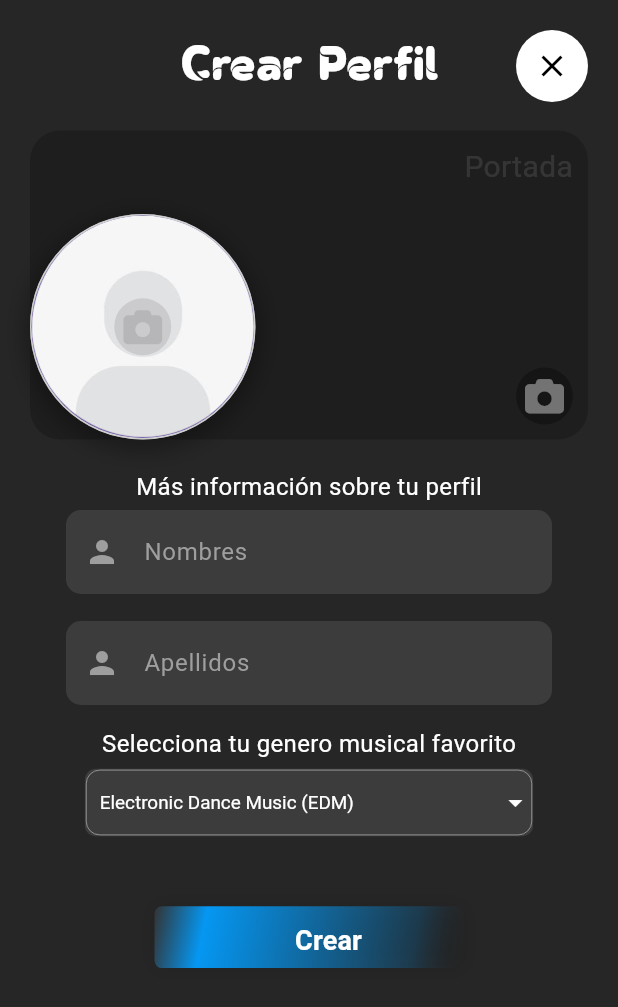
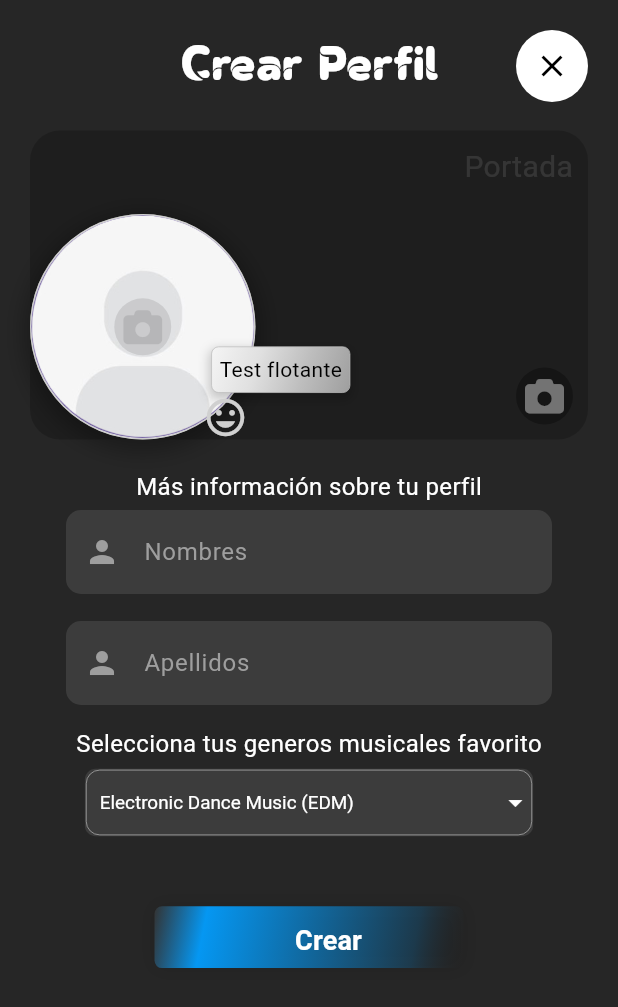
Before and after one commit to victorardila/beatconnect-nextgen-newui, a Flutter app: the ProfileView screen opened directly with empty values, on a phone screen of 412 x 824 dp. Shown: the top 1007 px of the screen. Run offline on Flutter 3.47's test engine with Material 3 defaults, Android fonts, the phone set to English and light mode, and no system bars; our stand-ins replace flutter_svg, font_awesome_flutter, get, get_storage, image_picker; accounts and stored records are empty.

Commit message:
Cambios en las vistas y creacion de componente generico item tag

```diff
--- a/lib/ui/auth/modules/profile_view.dart
+++ b/lib/ui/auth/modules/profile_view.dart
@@ -1,3 +1,4 @@
+import 'package:beatconnect_app/ui/widgets/emoji_selector.dart';
 import 'package:beatconnect_app/ui/widgets/item_tag.dart';
 import 'package:beatconnect_app/ui/widgets/animated_dropdown.dart';
 import 'package:beatconnect_app/ui/widgets/animated_textfield.dart';
@@ -55,6 +56,7 @@ class _ProfileViewState extends State<ProfileView>
 
   String? avatarImagePath; // Para la imagen de perfil
   String? coverImagePath; // Para la imagen de portada
+  String? selectedEmoji; // Agrega el estado para el emoji
 
   MusicalStyle? selectedMusicalStyle;
   List<MusicalStyle> musicalStyles = [];
@@ -110,6 +112,13 @@ class _ProfileViewState extends State<ProfileView>
     } else {
       print("No cover image selected."); // Debug log
     }
+  }
+
+  void onEmojiSelected(String emoji) {
+    setState(() {
+      selectedEmoji = emoji; // Actualiza el emoji seleccionado en el estado
+      print(selectedEmoji);
+    });
   }
 
   @override
@@ -273,7 +282,73 @@ class _ProfileViewState extends State<ProfileView>
                             ),
                           ),
                         ),
-                        // Imagen de portada
+                        // Selector de emojis sobre el avatar
+                        Positioned(
+                          bottom: MediaQuery.of(context).size.height * 0,
+                          left: MediaQuery.of(context).size.width * 0.28,
+                          child: Container(
+                            height: 100,
+                            width: 100,
+                            color: Colors.transparent,
+                            child: Stack(alignment: Alignment(0, 0), children: [
+                              Align(
+                                  alignment: Alignment(.5, .1),
+                                  child: Container(
+                                      padding: EdgeInsets.symmetric(
+                                          horizontal: 5, vertical: 5),
+                                      decoration: BoxDecoration(
+                                        gradient: LinearGradient(
+                                          colors: [
+                                            Colors.grey[100]!, // Gris muy claro
+                                            Colors.grey[300]!, // Gris claro
+                                            Colors.grey[
+                                                400]!, // Gris un poco más oscuro
+                                            Colors.grey[500]!, // Gris medio
+                                          ],
+                                          begin: Alignment.topLeft,
+                                          end: Alignment.bottomRight,
+                                        ),
+                                        borderRadius: BorderRadius.circular(5),
+                                        border: Border.all(
+                                          color: Colors
+                                              .grey[400]!, // Color del borde
+                                          width: 0.5, // Ancho del borde
+                                        ),
+                                        boxShadow: [
+                                          BoxShadow(
+                                            color: Colors.black.withOpacity(
+                                                0.2), // Color de la sombra
+                                            spreadRadius:
+                                                1, // Radio de expansión de la sombra
+                                            blurRadius:
+                                                5, // Radio de difuminado de la sombra
+                                            offset: Offset(0,
+                                                3), // Desplazamiento de la sombra
+                                          ),
+                                        ],
+                                      ),
+                                      child: Text(
+                                        "Test flotante",
+                                        style: TextStyle(
+                                          color: Colors.black,
+                                        ),
+                                      ))),
+                              Align(
+                                alignment: Alignment(-1, 1),
+                                child: EmojiSelector(
+                                  onEmojiSelected: (emoji) {
+                                    // Aquí puedes manejar el emoji seleccionado
+                                    setState(() {
+                                      selectedEmoji = emoji;
+                                    });
+                                  },
+                                ),
+                              ),
+                            ]),
+                          ),
+                        ),
+
+                        // Selector de emojis sobre el avatar
                         Positioned(
                           right: 10,
                           bottom: 10,
@@ -344,7 +419,7 @@ class _ProfileViewState extends State<ProfileView>
                         ),
                         SizedBox(height: 10),
                         Text(
-                          'Selecciona tu genero musical favorito',
+                          'Selecciona tus generos musicales favorito',
                           style: TextStyle(color: Colors.white, fontSize: 16),
                         ),
                         AnimatedDropdown(
--- /dev/null
+++ b/lib/ui/widgets/emoji_selector.dart
@@ -0,0 +1,80 @@
+import 'package:flutter/material.dart';
+
+class EmojiSelector extends StatefulWidget {
+  final Function(String) onEmojiSelected;
+  const EmojiSelector({Key? key, required this.onEmojiSelected})
+      : super(key: key);
+
+  @override
+  _EmojiSelectorState createState() => _EmojiSelectorState();
+}
+
+class _EmojiSelectorState extends State<EmojiSelector> {
+  String? selectedEmoji;
+
+  // Lista de emojis disponibles
+  final List<String> emojis = [
+    '😀', '😂', '😍', '😎', '🥳', '😢', '😡', '🤔', '🤗', '🙌',
+    // Agrega más emojis si lo deseas
+  ];
+
+  @override
+  Widget build(BuildContext context) {
+    return Stack(
+      alignment: Alignment.center,
+      children: [
+        // Contenedor que muestra el emoji seleccionado o el ícono de emoji
+        GestureDetector(
+          onTap: () => _showEmojiPicker(context),
+          child: selectedEmoji != null
+              ? Text(
+                  selectedEmoji!,
+                  style: TextStyle(fontSize: 30),
+                )
+              : Icon(
+                  Icons.insert_emoticon,
+                  color: const Color.fromARGB(255, 208, 208, 208),
+                  size: 30,
+                ),
+        ),
+      ],
+    );
+  }
+
+  // Método para mostrar el selector de emojis
+  void _showEmojiPicker(BuildContext context) {
+    showModalBottomSheet(
+      context: context,
+      isDismissible: true, // Permite cerrar tocando fuera del modal
+      enableDrag: true, // Permite deslizar para cerrar el modal
+      builder: (context) {
+        return Container(
+          height: 200,
+          child: GridView.builder(
+            gridDelegate: SliverGridDelegateWithFixedCrossAxisCount(
+              crossAxisCount: 5,
+            ),
+            itemCount: emojis.length,
+            itemBuilder: (context, index) {
+              return GestureDetector(
+                onTap: () {
+                  setState(() {
+                    selectedEmoji = emojis[index];
+                  });
+                  widget.onEmojiSelected(emojis[index]); // Llama al callback
+                  Navigator.pop(context); // Cierra el modal inmediatamente
+                },
+                child: Center(
+                  child: Text(
+                    emojis[index],
+                    style: TextStyle(fontSize: 30), // Tamaño de los emojis
+                  ),
+                ),
+              );
+            },
+          ),
+        );
+      },
+    );
+  }
+}
--- a/lib/ui/widgets/item_tag.dart
+++ b/lib/ui/widgets/item_tag.dart
@@ -22,7 +22,7 @@ class _ItemTagState extends State<ItemTag> {
       margin: const EdgeInsets.symmetric(horizontal: 4, vertical: 4),
       padding: const EdgeInsets.symmetric(horizontal: 8, vertical: 4),
       decoration: BoxDecoration(
-        color: Colors.blueAccent,
+        color: Color(0xFF6BA5F2),
         borderRadius: BorderRadius.circular(20),
       ),
       child: Row(
```
